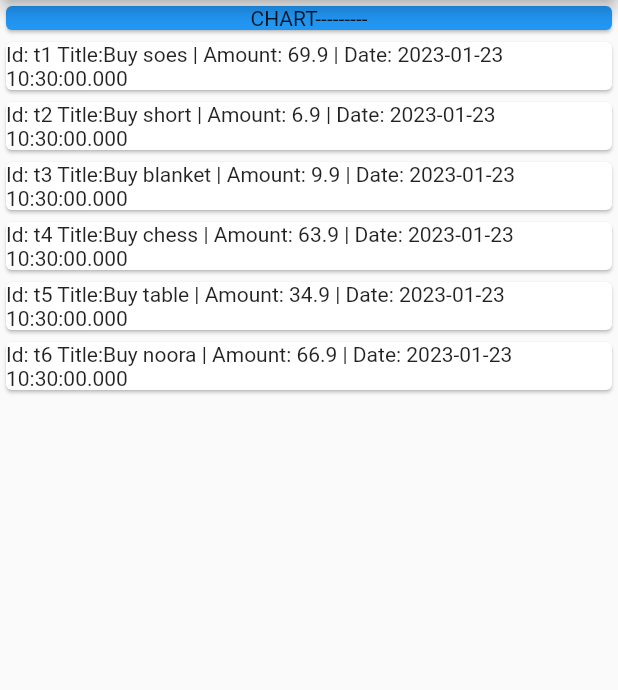
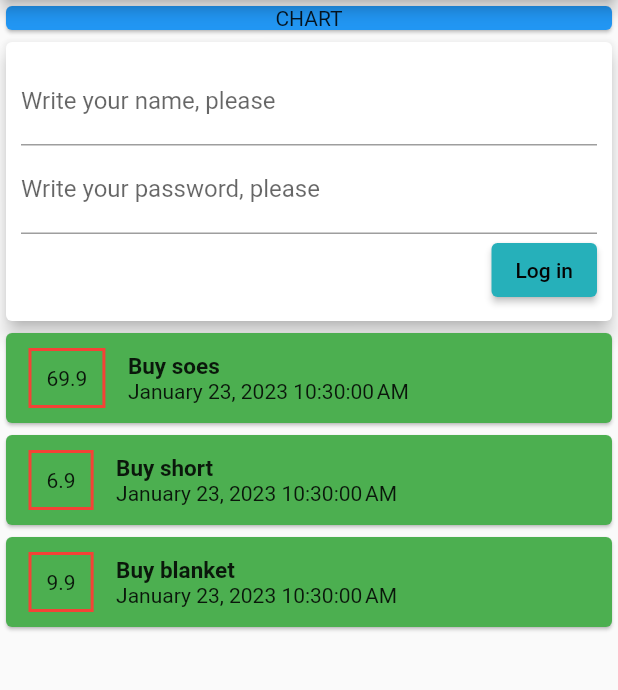
Before and after one commit to raupC/expense_planner, a Flutter app: the screen it shows after launch, on a phone screen of 412 x 824 dp, the part 84-774 px from its top. Run offline on Flutter 3.47's test engine with Material 2 defaults, Android fonts, the phone set to English and light mode, and no system bars.

Commit message:
textfield and button

```diff
--- a/lib/main.dart
+++ b/lib/main.dart
@@ -2,6 +2,7 @@
 
 import 'package:flutter/material.dart';
 import 'transaccion.dart';
+import 'package:intl/intl.dart';
 
 void main() {
   runApp(const MyApp());
@@ -28,13 +29,10 @@ class MyHomePage extends StatelessWidget {
   final List<Transaction> transactions = [
     Transaction(
         id: 't1', title: 'Buy soes', amount: 69.9, date: DateTime.now()),
-    Transaction(id: 't2', title: 'Buy short', amount: 6.9, date: DateTime.now()),
-    Transaction(id: 't3', title: 'Buy blanket', amount: 9.9, date: DateTime.now()),
     Transaction(
-        id: 't4', title: 'Buy chess', amount: 63.9, date: DateTime.now()),
+        id: 't2', title: 'Buy short', amount: 6.9, date: DateTime.now()),
     Transaction(
-        id: 't5', title: 'Buy table', amount: 34.9, date: DateTime.now()),
-    Transaction(id: 't6', title: 'Buy noora', amount: 66.9, date: DateTime.now())
+        id: 't3', title: 'Buy blanket', amount: 9.9, date: DateTime.now()),
   ];
 
   final String title;
@@ -49,29 +47,70 @@ class MyHomePage extends StatelessWidget {
         crossAxisAlignment: CrossAxisAlignment.stretch,
         children: <Widget>[
           Container(
-            width: double.infinity,
+            //width: double.infinity,
             child: Card(
                 color: Colors.blue,
                 // ignore: sized_box_for_whitespace
                 child: Text(
-                  "CHART---------",
+                  "CHART",
                   textAlign: TextAlign.center,
                 )),
           ),
+          Card(
+            elevation: 5,
+            child: Container(
+              padding: EdgeInsets.all(10),
+              child: Column(
+                crossAxisAlignment: CrossAxisAlignment.end,
+                  // ignore: prefer_const_literals_to_create_immutables
+                  children: <Widget>[
+                    TextField(
+                      decoration:
+                          InputDecoration(labelText: "Write your name, please"),
+                    ),
+                    TextField(
+                      decoration: InputDecoration(
+                          labelText: "Write your password, please"),
+                    ),
+                    ElevatedButton(
+                        onPressed: (() => print("Log in -onpressed")),
+                        child: Text("Log in"),
+                        style: ElevatedButton.styleFrom(
+                            foregroundColor: Color.fromARGB(255, 4, 3, 3),
+                            backgroundColor: Color.fromARGB(255, 38, 176, 186))),
+                  ]),
+            ),
+          ),
           Column(
+              crossAxisAlignment: CrossAxisAlignment.start,
               children: transactions.map(((tx) {
                 return Card(
+                  color: Colors.green,
                   child: Row(
                     children: <Widget>[
-
-                    Expanded(child:  Container(
-                    child: Text(tx.getString(), softWrap: true,),
-
-                    ),)
+                      Container(
+                        margin:
+                            EdgeInsets.symmetric(vertical: 10, horizontal: 15),
+                        decoration: BoxDecoration(
+                            border: Border.all(color: Colors.red, width: 2)),
+                        padding: EdgeInsets.all(10),
+                        child: Text(
+                          tx.amount.toString(),
+                        ),
+                      ),
+                      Column(
+                        crossAxisAlignment: CrossAxisAlignment.start,
+                        children: <Widget>[
+                          Text(
+                            tx.title,
+                            style: TextStyle(
+                                fontSize: 15, fontWeight: FontWeight.bold),
+                          ),
+                          Text(DateFormat().format(tx.date)),
                         ],
-
                       ),
-
+                    ],
+                  ),
                 );
               })).toList()),
         ],
--- a/pubspec.yaml
+++ b/pubspec.yaml
@@ -47,6 +47,7 @@ dev_dependencies:
   # package. See that file for information about deactivating specific lint
   # rules and activating additional ones.
   flutter_lints: ^2.0.0
+  intl: ^0.18.0
 
 # For information on the generic Dart part of this file, see the
 # following page: https://dart.dev/tools/pub/pubspec
```
Also changed, not shown: pubspec.lock. Lines whose indentation alone changed are shown as unchanged.
